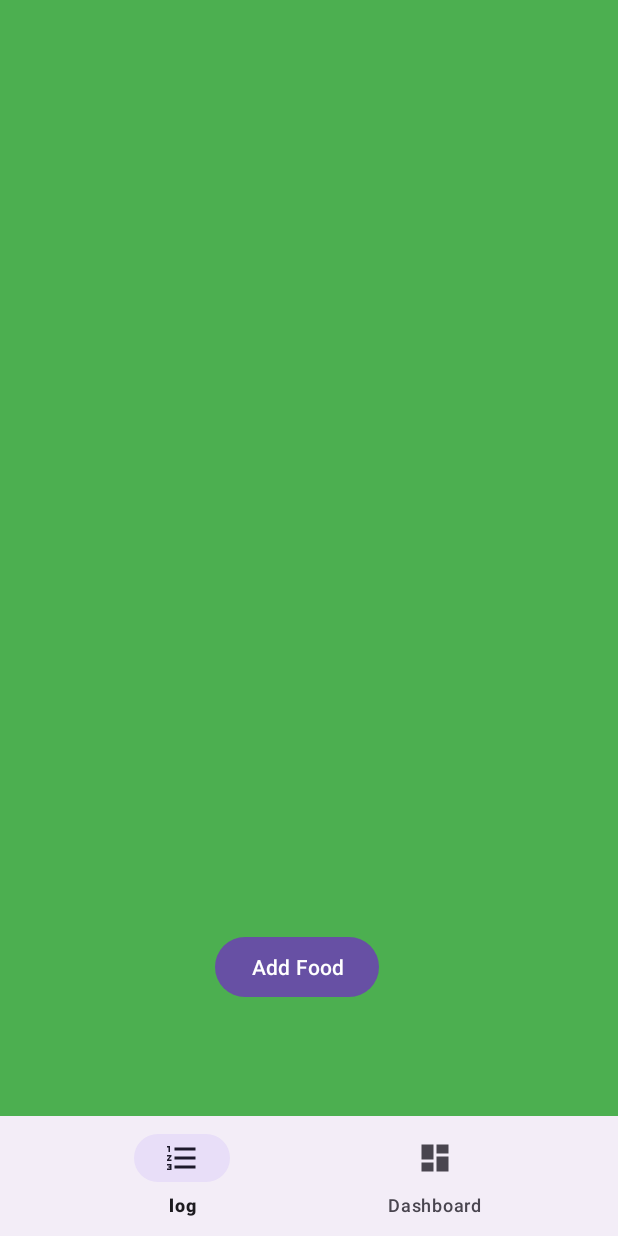
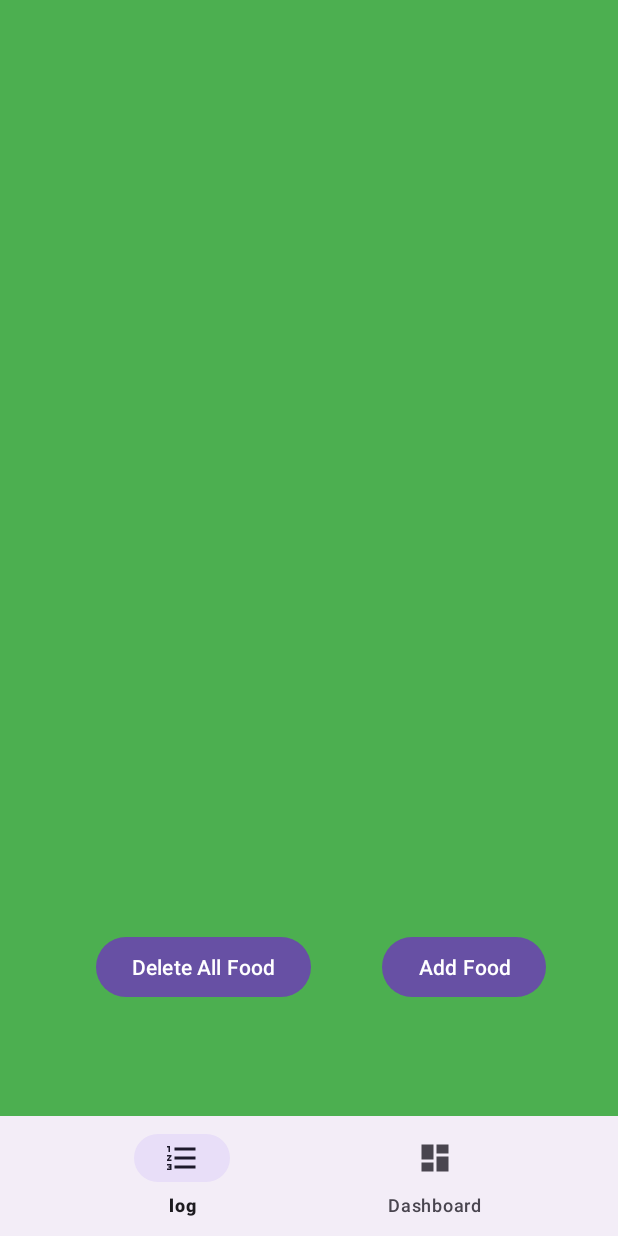
Before and after one commit to mgallo185/BitFitPart2, an Android app: the screen it shows after launch (MainActivity), on a phone screen of 412 x 824 dp. Run offline under Robolectric (Android 15) with nearby library versions, the phone set to English and light mode, and no system bars; our stand-ins replace Room's generated code; Roboto replaces fonts that are not available here.

Commit message:
basic app finished

```diff
--- a/app/src/main/java/com/example/bitfitpart1/AddFoodActivity.kt
+++ b/app/src/main/java/com/example/bitfitpart1/AddFoodActivity.kt
@@ -22,7 +22,7 @@ class AddFoodActivity:  AppCompatActivity() {
             val enterCalories= findViewById<EditText>(R.id.typeinCalories)
             lifecycleScope.launch(Dispatchers.IO)  {
                 (application as FoodApplication).db.foodDao().insert(
-                    FoodEntity(enterFood.text.toString(), enterCalories.text.toString() )
+                    FoodEntity(enterFood.text.toString(), enterCalories.text.toString())
                 )
             }
 
--- a/app/src/main/java/com/example/bitfitpart1/DisplayFood.kt
+++ b/app/src/main/java/com/example/bitfitpart1/DisplayFood.kt
@@ -1,6 +1,6 @@
 package com.example.bitfitpart1
 
-data class DisplayFood (
+data class DisplayFood(
     val foodName: String?,
-    val calories: String?
+    val calories: Int?
 ): java.io.Serializable
--- a/app/src/main/java/com/example/bitfitpart1/FoodEntity.kt
+++ b/app/src/main/java/com/example/bitfitpart1/FoodEntity.kt
@@ -5,7 +5,7 @@ import androidx.room.Entity
 import androidx.room.PrimaryKey
 
 @Entity(tableName = "food_table")
-data class FoodEntity (
+data class FoodEntity(
     @ColumnInfo(name = "foodName") val foodName: String?,
     @ColumnInfo(name = "calories") val calories: String?,
     @PrimaryKey(autoGenerate = true) val id: Long = 0,
--- a/app/src/main/java/com/example/bitfitpart1/FoodLogFragment.kt
+++ b/app/src/main/java/com/example/bitfitpart1/FoodLogFragment.kt
@@ -10,6 +10,7 @@ import android.widget.Button
 import androidx.lifecycle.lifecycleScope
 import androidx.recyclerview.widget.LinearLayoutManager
 import androidx.recyclerview.widget.RecyclerView
+import kotlinx.coroutines.Dispatchers
 import kotlinx.coroutines.launch
 
 // TODO: Rename parameter arguments, choose names that match
@@ -45,12 +46,14 @@ class FoodLogFragment : Fragment() {
         foodRecyclerView.adapter= foodAdapter
         val addfoodButton= view.findViewById<Button>(R.id.enter_food_button)
 
+
+        val deletebutton=view.findViewById<Button>(R.id.deletebutton)
         lifecycleScope.launch {
             (activity?.application as FoodApplication).db.foodDao().getAll().collect { databaseList ->
                 databaseList.map { entity ->
                     DisplayFood(
                         entity.foodName,
-                        entity.calories
+                        entity.calories.toString().toInt()
                     )
                 }.also { mappedList ->
                     food.clear()
@@ -65,6 +68,15 @@ class FoodLogFragment : Fragment() {
             startActivity(intent)
         }
 
+        deletebutton.setOnClickListener {
+            lifecycleScope.launch(Dispatchers.IO) {
+                (activity?.application as FoodApplication).db.foodDao().deleteAll()
+
+            }
+        }
+
+
+
     return view
     }
 
--- a/app/src/main/res/layout/fragment_food_dashboard.xml
+++ b/app/src/main/res/layout/fragment_food_dashboard.xml
@@ -65,7 +65,7 @@
         android:id="@+id/min"
         android:layout_width="wrap_content"
         android:layout_height="wrap_content"
-        android:layout_marginStart="32dp"
+        android:layout_marginStart="44dp"
         android:layout_marginTop="116dp"
         android:text="Min:"
         android:textSize="48sp"
@@ -78,12 +78,12 @@
         android:layout_height="wrap_content"
         android:layout_marginStart="143dp"
         android:layout_marginEnd="150dp"
-        android:layout_marginBottom="4dp"
         android:text="Add Food"
         app:layout_constraintBottom_toBottomOf="parent"
         app:layout_constraintEnd_toEndOf="parent"
         app:layout_constraintHorizontal_bias="0.888"
-        app:layout_constraintStart_toStartOf="parent" />
+        app:layout_constraintStart_toStartOf="parent"
+        app:layout_constraintTop_toBottomOf="@+id/average" />
 
 
 </androidx.constraintlayout.widget.ConstraintLayout>
--- a/app/src/main/res/layout/fragment_food_log.xml
+++ b/app/src/main/res/layout/fragment_food_log.xml
@@ -21,22 +21,36 @@
         app:layout_constraintBottom_toTopOf="@+id/enter_food_button"
         app:layout_constraintEnd_toEndOf="parent"
         app:layout_constraintStart_toStartOf="parent"
-        app:layout_constraintTop_toTopOf="parent" />
+        app:layout_constraintTop_toTopOf="parent" >
+
+
+    </androidx.recyclerview.widget.RecyclerView>
 
 
         <Button
             android:id="@+id/enter_food_button"
             android:layout_width="wrap_content"
             android:layout_height="wrap_content"
-            android:layout_marginStart="143dp"
-            android:layout_marginEnd="150dp"
+            android:layout_marginStart="94dp"
+            android:layout_marginEnd="48dp"
             android:layout_marginBottom="155dp"
             android:text="Add Food"
             app:layout_constraintBottom_toBottomOf="parent"
             app:layout_constraintEnd_toEndOf="parent"
-            app:layout_constraintHorizontal_bias="0.0"
+            app:layout_constraintTop_toBottomOf="@+id/food_RecyclerView" />
+
+        <Button
+            android:id="@+id/deletebutton"
+            android:layout_width="wrap_content"
+            android:layout_height="wrap_content"
+            android:layout_marginStart="16dp"
+            android:layout_marginBottom="155dp"
+            android:text="Delete All Food"
+            app:layout_constraintBottom_toBottomOf="parent"
+            app:layout_constraintEnd_toStartOf="@+id/enter_food_button"
             app:layout_constraintStart_toStartOf="parent"
-            app:layout_constraintTop_toBottomOf="@+id/food_RecyclerView" />
+            app:layout_constraintTop_toBottomOf="@+id/food_RecyclerView"
+            app:layout_constraintVertical_bias="1.0" />
     </androidx.constraintlayout.widget.ConstraintLayout>
 
 
```
Also changed, not shown: app/src/main/java/com/example/bitfitpart1/FoodDashboardFragment.kt (+70 -13 lines).
